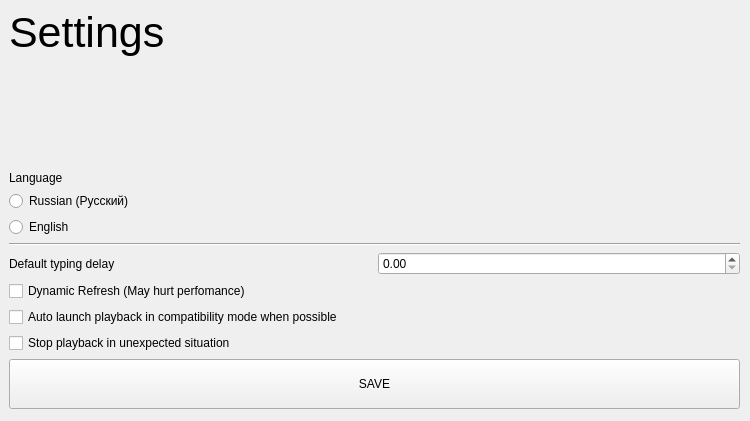
First picture: the form in settings_ui.ui, repository Andrew-71/KeyRecorder, before the edit.
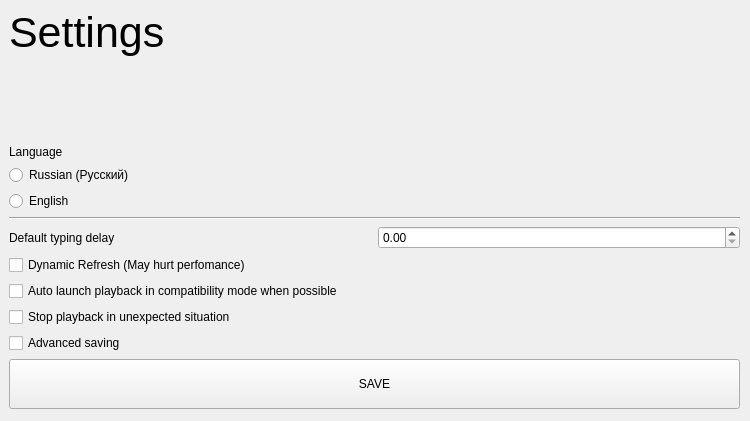
Second picture: the form after the edit.

```diff
--- a/settings_ui.ui
+++ b/settings_ui.ui
@@ -123,6 +123,13 @@
       </property>
      </widget>
     </item>
+    <item>
+     <widget class="QCheckBox" name="advanced_save_check">
+      <property name="text">
+       <string>Advanced saving</string>
+      </property>
+     </widget>
+    </item>
     <item>
      <widget class="QPushButton" name="save_btn">
       <property name="minimumSize">
```
